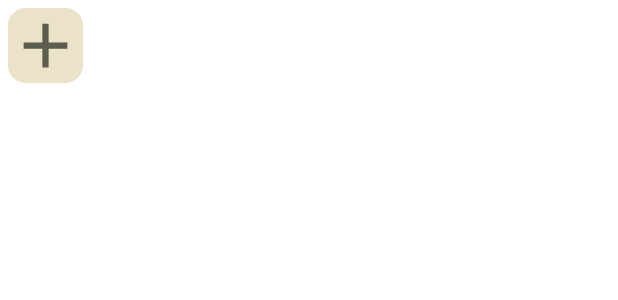
After one commit to SquadHouseDev/SquadHouse, an Android app: the layout cell_club_button.xml on its own in the app's theme, with its tools: preview values and no code run, on a phone screen of 412 x 824 dp. The commit adds this screen. Shown: the top 300 px of the screen. Run offline under Robolectric (Android 15) with nearby library versions, the phone set to English and light mode, and no system bars.

Commit message:
Add profile features edit biography and member of club display and create

```diff
--- a/app/src/main/java/com/pepetech/squadhouse/activities/MyProfile/helpers/BottomSheetDialogActivity.java
+++ b/app/src/main/java/com/pepetech/squadhouse/activities/MyProfile/helpers/BottomSheetDialogActivity.java
@@ -17,6 +17,7 @@ import com.parse.ParseUser;
 import com.pepetech.squadhouse.R;
 import com.pepetech.squadhouse.models.User;
 
+// TODO: broken, doesn't navigate to previous activity or refocuses on the previous activity
 public class BottomSheetDialogActivity extends BottomSheetDialogFragment {
     public static final String TAG = "BottomSheetDialogActivity";
     private static final int REQUEST_CODE = 1;
--- a/app/src/main/java/com/pepetech/squadhouse/activities/MyProfile/helpers/UpdateProfileImageActivity.java
+++ b/app/src/main/java/com/pepetech/squadhouse/activities/MyProfile/helpers/UpdateProfileImageActivity.java
@@ -70,6 +70,7 @@ public class UpdateProfileImageActivity extends AppCompatActivity {
                 Toast t = Toast.makeText(v.getContext(), "Profile image clicked!", Toast.LENGTH_SHORT);
                 t.show();
                 Log.i(TAG, "Profile Image clicked!");
+                // TODO: fix broken navigation to previous activity
                 BottomSheetDialogActivity bottomSheet = new BottomSheetDialogActivity();
                 bottomSheet.show(getSupportFragmentManager(), "ModalBottomSheet");
             }
--- /dev/null
+++ b/app/src/main/res/drawable/ic_baseline_add_24.xml
@@ -0,0 +1,10 @@
+<vector xmlns:android="http://schemas.android.com/apk/res/android"
+    android:width="24dp"
+    android:height="24dp"
+    android:viewportWidth="24"
+    android:viewportHeight="24"
+    android:tint="?attr/colorControlNormal">
+  <path
+      android:fillColor="@android:color/white"
+      android:pathData="M19,13h-6v6h-2v-6H5v-2h6V5h2v6h6v2z"/>
+</vector>
--- /dev/null
+++ b/app/src/main/res/layout/cell_club_button.xml
@@ -0,0 +1,15 @@
+<?xml version="1.0" encoding="utf-8"?>
+<RelativeLayout xmlns:android="http://schemas.android.com/apk/res/android"
+    xmlns:app="http://schemas.android.com/apk/res-auto"
+    android:layout_width="wrap_content"
+    android:padding="5dp"
+    android:layout_height="wrap_content">
+
+    <ImageView
+        android:background="@drawable/cell_darker_background"
+        android:id="@+id/ivClubImage"
+        android:layout_width="50dp"
+        android:layout_height="50dp"
+        app:srcCompat="@drawable/ic_baseline_add_24"></ImageView>
+
+</RelativeLayout>
```
Also changed, not shown: app/src/main/java/com/pepetech/squadhouse/activities/MyProfile/MyClubsAdapter.java (added, +106 -0 lines), app/src/main/java/com/pepetech/squadhouse/activities/MyProfile/MyProfileActivity.java (+32 -5 lines), app/src/main/java/com/pepetech/squadhouse/activities/MyProfile/helpers/BiographyBottomSheetDialog.java (added, +74 -0 lines), app/src/main/res/layout/activity_my_profile.xml (+28 -6 lines), app/src/main/res/layout/fragment_biography_dialog.xml (added, +49 -0 lines).
